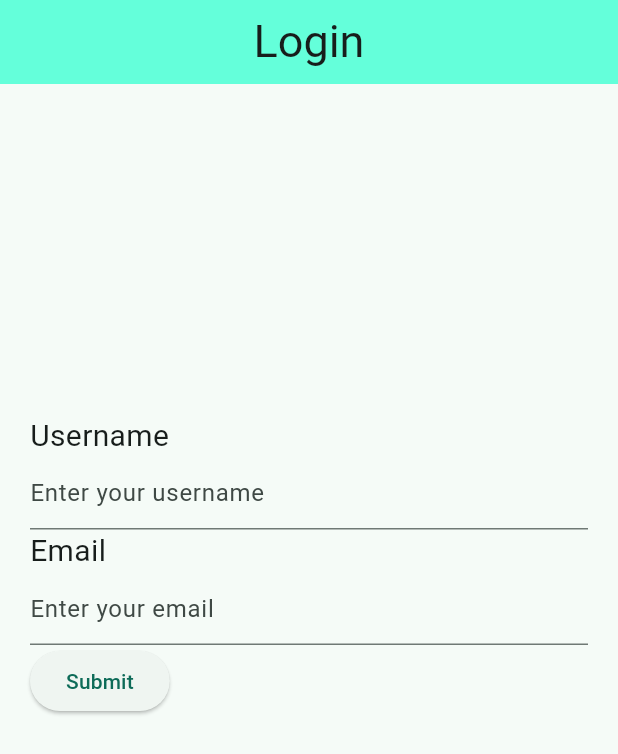
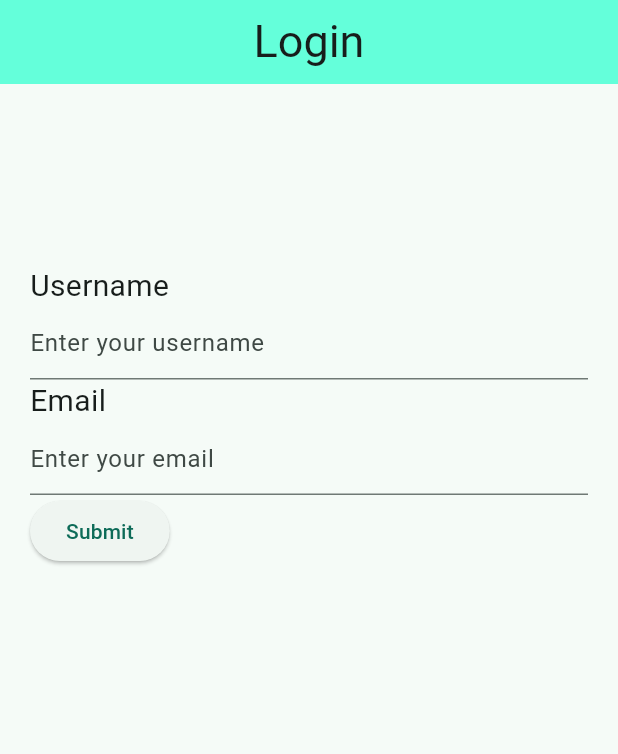
Before and after one commit to TaobT/orvm-ddi, a Flutter app: the screen it shows after launch, on a phone screen of 412 x 824 dp. Shown: the top 754 px of the screen. Run offline on Flutter 3.47's test engine with Material 3 defaults, Android fonts, the phone set to English and light mode, and no system bars.

Commit message:
Ajuste formulario

```diff
--- a/demo_app/demo_app/lib/presentation/screens/counter/login/login_screen.dart
+++ b/demo_app/demo_app/lib/presentation/screens/counter/login/login_screen.dart
@@ -26,7 +26,7 @@ class _LoginScreenState extends State<LoginScreen> {
         child: Column(
           crossAxisAlignment: CrossAxisAlignment.start,
           children: [
-            SizedBox(height: 200),
+            SizedBox(height: 100),
             Text("Username", style: TextStyle(fontSize: 20),),
             TextFormField(
               decoration: const InputDecoration(
```
